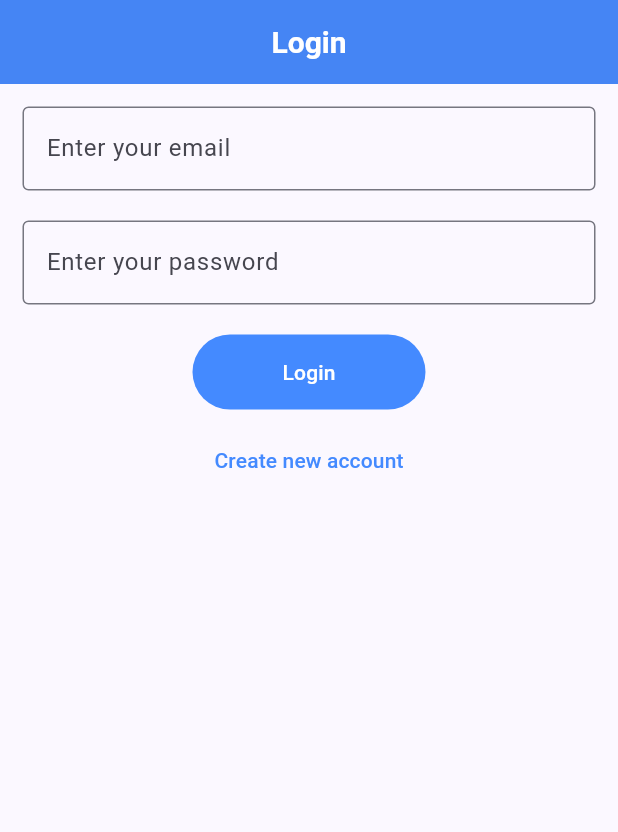
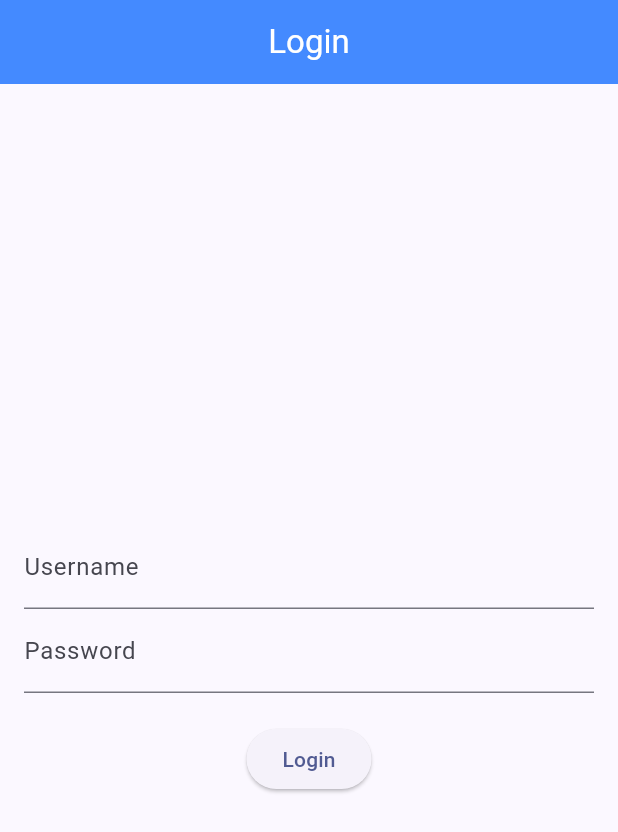
Before and after one commit to Abdelaziz-Salah/My-Notes, a Flutter app: the screen it shows after launch, on a phone screen of 412 x 824 dp. Shown: the top 832 px of the screen. Run offline on Flutter 3.47's test engine with Material 3 defaults, Android fonts, the phone set to English and light mode, and no system bars; our stand-ins replace bloc, cloud_firestore, firebase_auth, firebase_core, flutter_bloc, share_plus; accounts and stored records are empty.

Commit message:
Add Bloc Example

```diff
--- /dev/null
+++ b/lib/bloc/login/login_bloc.dart
@@ -0,0 +1,46 @@
+import 'package:bloc/bloc.dart';
+import 'package:mynotes/bloc/login/login_events.dart';
+import 'package:mynotes/bloc/login/login_states.dart';
+
+class LoginBloc extends Bloc<LoginEvent, LoginState> {
+  LoginBloc() : super(LoginInitialState()) {
+    on<UsernameChangedEvent>(_onUsernameChanged);
+    on<PasswordChangedEvent>(_onPasswordChanged);
+    on<LoginSubmittedEvent>(_onLoginSubmittedEvent);
+  }
+
+  void _onUsernameChanged(
+    UsernameChangedEvent event,
+    Emitter<LoginState> emit,
+  ) {
+    emit(LoginInitialState());
+  }
+
+  void _onPasswordChanged(
+    PasswordChangedEvent event,
+    Emitter<LoginState> emit,
+  ) {
+    emit(LoginInitialState());
+  }
+
+  void _onLoginSubmittedEvent(
+      LoginSubmittedEvent event, Emitter<LoginState> emit) async {
+    emit(LoginValidatingState());
+
+    // Simulating input validation (like checking for non-empty fields)
+    if (event.username.isEmpty || event.password.isEmpty) {
+      emit(LoginErrorState("Username or password cannot be empty."));
+      return;
+    }
+
+    // Simulating a login process (this could be a call to an API)
+    await Future.delayed(Duration(seconds: 2)); // Fake delay for login
+
+    // Here we can assume login always fails for demo purposes
+    if (event.username == "user" && event.password == "password") {
+      emit(LoginSuccessState());
+    } else {
+      emit(LoginErrorState("Invalid credentials."));
+    }
+  }
+}
--- /dev/null
+++ b/lib/bloc/login/login_events.dart
@@ -0,0 +1,19 @@
+abstract class LoginEvent {}
+
+class UsernameChangedEvent extends LoginEvent {
+  final String username;
+  UsernameChangedEvent(this.username);
+}
+
+// Password changed event
+class PasswordChangedEvent extends LoginEvent {
+  final String password;
+  PasswordChangedEvent(this.password);
+}
+
+// Login form submitted event
+class LoginSubmittedEvent extends LoginEvent {
+  final String username;
+  final String password;
+  LoginSubmittedEvent(this.username, this.password);
+}
--- /dev/null
+++ b/lib/bloc/login/login_states.dart
@@ -0,0 +1,12 @@
+abstract class LoginState {}
+
+class LoginInitialState extends LoginState {}
+
+class LoginValidatingState extends LoginState {}
+
+class LoginSuccessState extends LoginState {}
+
+class LoginErrorState extends LoginState {
+  final String errorMessage;
+  LoginErrorState(this.errorMessage);
+}
--- /dev/null
+++ b/lib/bloc/view/login_page.dart
@@ -0,0 +1,94 @@
+import 'package:flutter/material.dart';
+import 'package:flutter_bloc/flutter_bloc.dart';
+import 'package:mynotes/bloc/login/login_bloc.dart';
+import 'package:mynotes/bloc/login/login_events.dart';
+import 'package:mynotes/bloc/login/login_states.dart';
+
+class LoginPage extends StatelessWidget {
+  const LoginPage({super.key});
+
+  @override
+  Widget build(BuildContext context) {
+    return BlocProvider(
+      create: (context) => LoginBloc(),
+      child: LoginForm(),
+    );
+  }
+}
+
+class LoginForm extends StatelessWidget {
+  final _usernameController = TextEditingController();
+  final _passwordController = TextEditingController();
+
+  LoginForm({super.key});
+
+  @override
+  Widget build(BuildContext context) {
+    return BlocListener<LoginBloc, LoginState>(
+      listener: (context, state) {
+        if (state is LoginSuccessState) {
+          ScaffoldMessenger.of(context)
+              .showSnackBar(SnackBar(content: Text("Login Successful")));
+        } else if (state is LoginErrorState) {
+          // Handle login error (e.g., show error message)
+          ScaffoldMessenger.of(context).showSnackBar(SnackBar(
+            content: Text(state.errorMessage),
+          ));
+        }
+      },
+      child: BlocBuilder<LoginBloc, LoginState>(
+        builder: (context, state) {
+          return Scaffold(
+            appBar: AppBar(
+              title: Text("Login"),
+              backgroundColor: Colors.blueAccent,
+              foregroundColor: Colors.white,
+              centerTitle: true,
+            ),
+            body: Padding(
+              padding: const EdgeInsets.all(16.0),
+              child: Column(
+                mainAxisAlignment: MainAxisAlignment.center,
+                children: [
+                  TextField(
+                    controller: _usernameController,
+                    decoration: InputDecoration(labelText: "Username"),
+                    onChanged: (value) {
+                      context
+                          .read<LoginBloc>()
+                          .add(UsernameChangedEvent(value));
+                    },
+                  ),
+                  TextField(
+                    controller: _passwordController,
+                    decoration: InputDecoration(labelText: 'Password'),
+                    obscureText: true,
+                    onChanged: (password) {
+                      context
+                          .read<LoginBloc>()
+                          .add(PasswordChangedEvent(password));
+                    },
+                  ),
+                  SizedBox(height: 20),
+                  if (state is LoginValidatingState)
+                    CircularProgressIndicator(),
+                  if (state is! LoginValidatingState)
+                    ElevatedButton(
+                      onPressed: () {
+                        final username = _usernameController.text;
+                        final password = _passwordController.text;
+                        context.read<LoginBloc>().add(
+                              LoginSubmittedEvent(username, password),
+                            );
+                      },
+                      child: Text('Login'),
+                    ),
+                ],
+              ),
+            ),
+          );
+        },
+      ),
+    );
+  }
+}
--- a/lib/views/create_update_note_view.dart
+++ b/lib/views/create_update_note_view.dart
@@ -1,10 +1,8 @@
 import 'dart:developer';
-import 'package:firebase_core/firebase_core.dart';
 import 'package:flutter/material.dart';
 import 'package:mynotes/services/auth/auth_service.dart';
 import 'package:mynotes/services/cloud/cloud_note.dart';
 import 'package:mynotes/services/cloud/firebase_cloud_storage.dart';
-import 'package:mynotes/services/crud/notes_service.dart';
 import 'package:mynotes/utilities/dialogs/cannot_share_empty_note_dialog.dart';
 import 'package:mynotes/utilities/generics/get_arguments.dart';
 import 'package:share_plus/share_plus.dart';
--- a/pubspec.yaml
+++ b/pubspec.yaml
@@ -42,6 +42,8 @@ dependencies:
   path_provider: ^2.1.4
   path: ^1.9.0
   share_plus: ^10.0.3
+  bloc: ^8.1.4
+  flutter_bloc: ^8.1.6
 
 dev_dependencies:
   flutter_test:
```
Also changed, not shown: lib/bloc/login/login_observer.dart (added, +25 -0 lines), lib/main.dart (+29 -11 lines), pubspec.lock.
